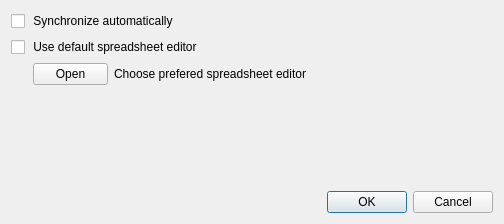
Before: the Qt Designer form JASP-Desktop/preferencesdialog.ui in jasp-stats/jasp-desktop, drawn with Qt 5.
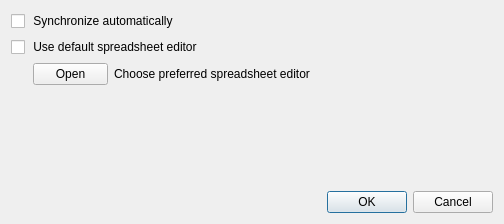
After: the same form once the commit is applied.

Commit message: preferred typo

Patch:
```diff
--- a/JASP-Desktop/preferencesdialog.ui
+++ b/JASP-Desktop/preferencesdialog.ui
@@ -90,7 +90,7 @@
         </size>
        </property>
        <property name="text">
-        <string>Choose prefered spreadsheet editor</string>
+        <string>Choose preferred spreadsheet editor</string>
        </property>
       </widget>
      </item>
```
